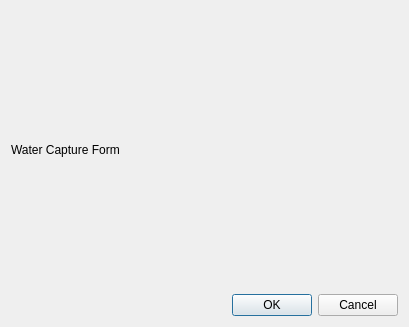
Old version of the form forms/formWater/ui_waterForm.ui in the repository roam-qgis/Roam.
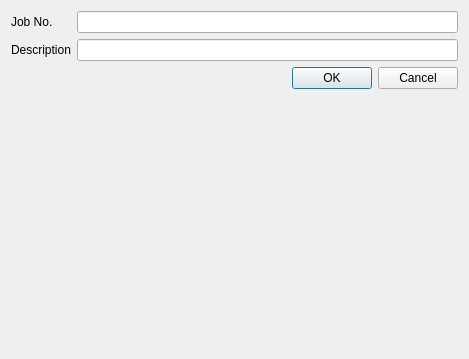
New version of the form.

Commit message: Added basic binding for features to forms

The edit to the form file:
```diff
--- a/forms/formWater/ui_waterForm.ui
+++ b/forms/formWater/ui_waterForm.ui
@@ -6,15 +6,25 @@
    <rect>
     <x>0</x>
     <y>0</y>
-    <width>409</width>
-    <height>327</height>
+    <width>469</width>
+    <height>359</height>
    </rect>
   </property>
   <property name="windowTitle">
    <string>Dialog</string>
   </property>
-  <layout class="QGridLayout" name="gridLayout">
+  <layout class="QFormLayout" name="formLayout">
    <item row="1" column="0">
+    <widget class="QLabel" name="descriptionLabel">
+     <property name="text">
+      <string>Description</string>
+     </property>
+    </widget>
+   </item>
+   <item row="1" column="1">
+    <widget class="QLineEdit" name="description"/>
+   </item>
+   <item row="2" column="1">
     <widget class="QDialogButtonBox" name="buttonBox">
      <property name="orientation">
       <enum>Qt::Horizontal</enum>
@@ -25,12 +35,15 @@
     </widget>
    </item>
    <item row="0" column="0">
-    <widget class="QLabel" name="label">
+    <widget class="QLabel" name="jobNoLabel">
      <property name="text">
-      <string>Water Capture Form</string>
+      <string>Job No.</string>
      </property>
     </widget>
    </item>
+   <item row="0" column="1">
+    <widget class="QLineEdit" name="jobno"/>
+   </item>
   </layout>
  </widget>
  <resources/>
```
Left out of the diff: 32 changed lines with no effect on the pictures. The commit also changes 6 other files.
